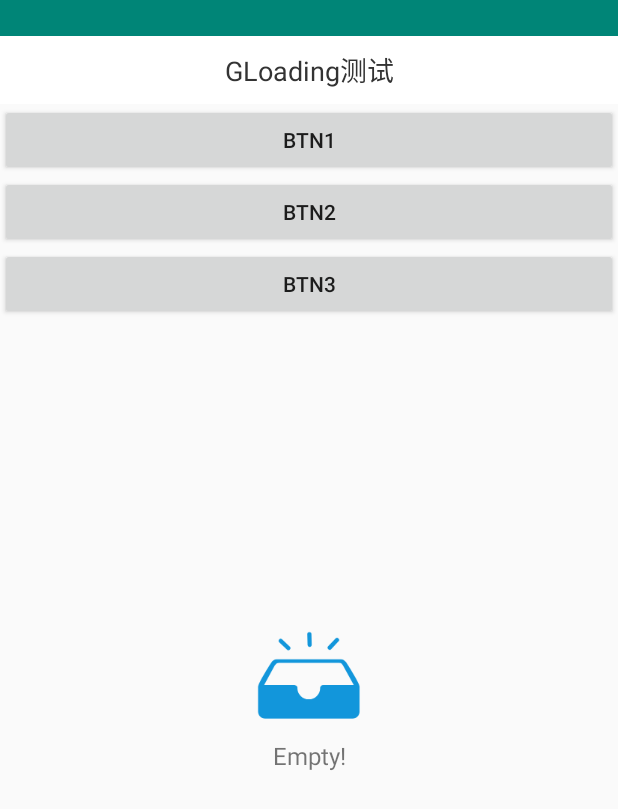
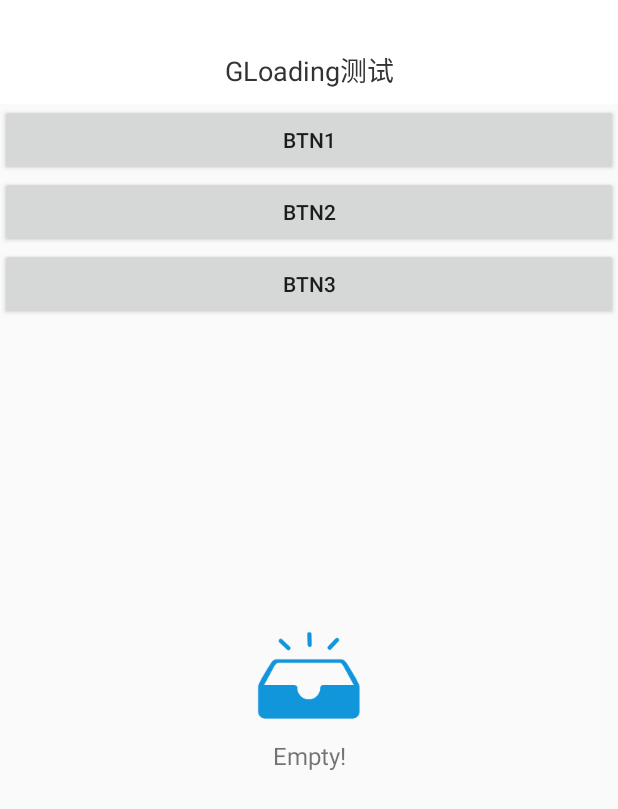
Before and after one commit to saint-li/util, an Android app: the EmptyFrag screen opened directly, with no data from a screen before it, on a phone screen of 412 x 824 dp. Shown: the top 809 px of the screen. Run offline under Robolectric (Android 15) with nearby library versions, the phone set to English and light mode, and no system bars; libraries missing offline, so code that uses them is left out: com.blankj.utilcode, com.hjq.toast, com.scwang.smart; pictures from the network do not load.

Commit message:
自定义标题栏调整，通用背景白色

```diff
--- a/utillib/src/main/res/layout/layout_base_title.xml
+++ b/utillib/src/main/res/layout/layout_base_title.xml
@@ -4,6 +4,7 @@
     xmlns:tools="http://schemas.android.com/tools"
     android:layout_width="match_parent"
     android:layout_height="wrap_content"
+    android:background="@color/white"
     android:focusable="true"
     android:focusableInTouchMode="true"
     android:orientation="vertical">
@@ -17,7 +18,7 @@
         android:id="@+id/rl_title_parent"
         android:layout_width="match_parent"
         android:layout_height="@dimen/dp_45"
-        android:background="@color/white">
+        android:background="@null">
 
         <TextView
             android:id="@+id/tv_title"
```
